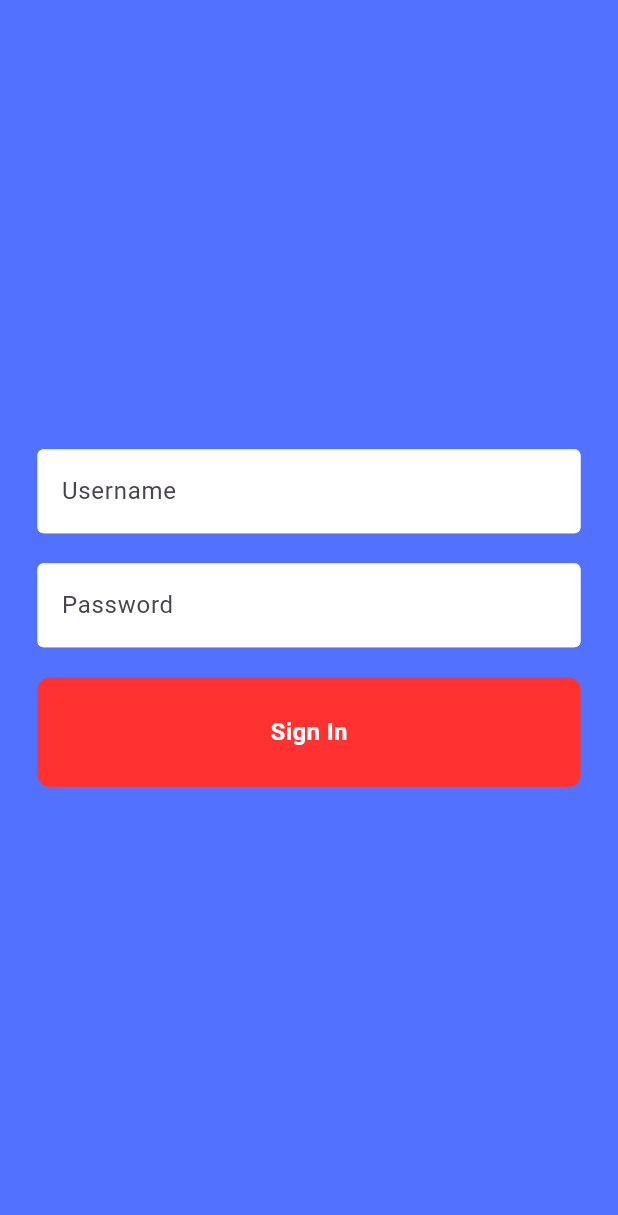
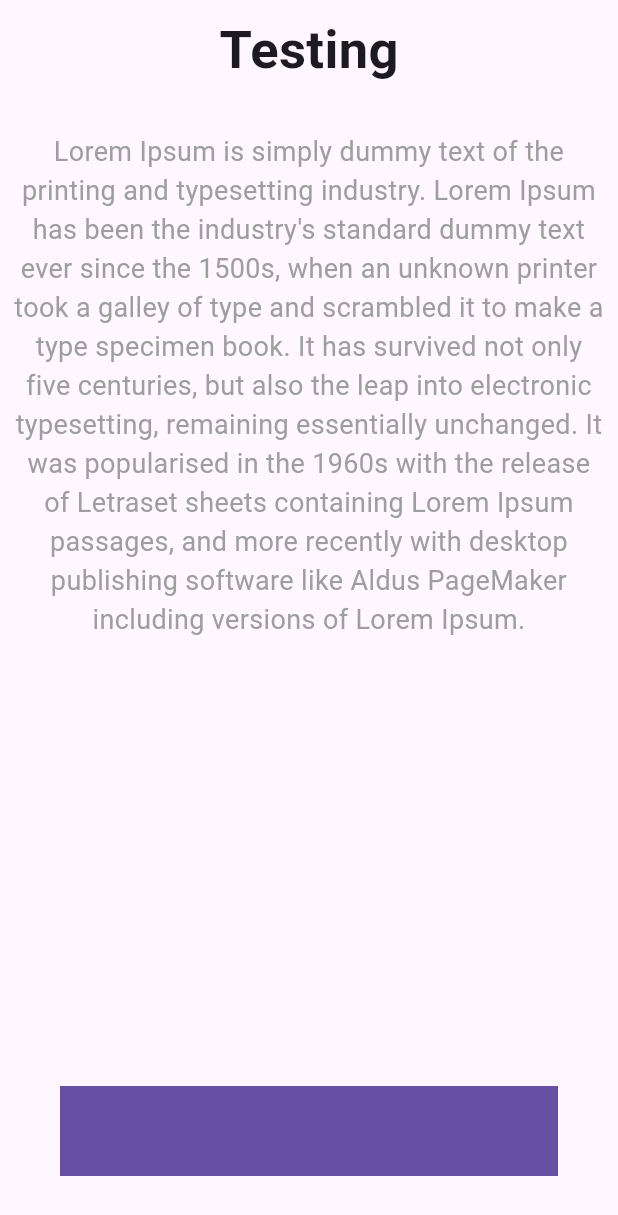
Before and after one commit to arnoldart/perpustakaan, a Flutter app: the screen it shows after launch, on a phone screen of 412 x 824 dp. Shown: the top 1215 px of the screen. Run offline on Flutter 3.47's test engine with Material 3 defaults, Android fonts, the phone set to English and light mode, and no system bars; our stand-ins replace file_picker; missing offline and left inert: syncfusion_flutter_pdfviewer.

Commit message:
feat: create on boarding page

```diff
--- a/lib/main.dart
+++ b/lib/main.dart
@@ -5,6 +5,7 @@
 import 'package:perpustakaan/screens/admin/setting_admin.dart';
 import 'package:perpustakaan/screens/admin/upload_admin.dart';
 import 'package:perpustakaan/screens/auth_page.dart';
+import 'package:perpustakaan/screens/onBoarding/on_Boarding.dart';
 import 'package:perpustakaan/screens/user/dashboard_user.dart';
 import 'package:perpustakaan/screens/user/setting_admin.dart';
 import 'package:provider/provider.dart';
@@ -24,8 +25,9 @@
       create: (context) => AuthModel(),
       child: MaterialApp(
         debugShowCheckedModeBanner: false,
-        home: AuthPage(),
+        home: OnBoarding(),
         routes: {
+          '/on_boarding': (context) => const OnBoarding(),
           '/auth': (context) => AuthPage(),
           // ADMIN
           '/dashboard_admin': (context) => const DashboardAdmin(),
--- /dev/null
+++ b/lib/models/content_model.dart
@@ -0,0 +1,25 @@
+class UnboardingContent {
+  String image;
+  String title;
+  String description;
+
+  UnboardingContent({ required this.image, required this.title, required this.description });
+}
+
+List<UnboardingContent> contents = [
+  UnboardingContent(
+    title: "Testing",
+    description: "Lorem Ipsum is simply dummy text of the printing and typesetting industry. Lorem Ipsum has been the industry's standard dummy text ever since the 1500s, when an unknown printer took a galley of type and scrambled it to make a type specimen book. It has survived not only five centuries, but also the leap into electronic typesetting, remaining essentially unchanged. It was popularised in the 1960s with the release of Letraset sheets containing Lorem Ipsum passages, and more recently with desktop publishing software like Aldus PageMaker including versions of Lorem Ipsum.",
+    image: ""
+  ),
+  UnboardingContent(
+    title: "Tesng",
+    description: "Lorem Ipsum is simply dummy text of the printing and typesetting industry. Lorem Ipsum has been the industry's standard dummy text ever since the 1500s, when an unknown printer took a galley of type and scrambled it to make a type specimen book. It has survived not only five centuries, but also the leap into electronic typesetting, remaining essentially unchanged. It was popularised in the 1960s with the release of Letraset sheets containing Lorem Ipsum passages, and more recently with desktop publishing software like Aldus PageMaker including versions of Lorem Ipsum.",
+    image: ""
+  ),
+  UnboardingContent(
+    title: "Testi",
+    description: "Lorem Ipsum is simply dummy text of the printing and typesetting industry. Lorem Ipsum has been the industry's standard dummy text ever since the 1500s, when an unknown printer took a galley of type and scrambled it to make a type specimen book. It has survived not only five centuries, but also the leap into electronic typesetting, remaining essentially unchanged. It was popularised in the 1960s with the release of Letraset sheets containing Lorem Ipsum passages, and more recently with desktop publishing software like Aldus PageMaker including versions of Lorem Ipsum.",
+    image: ""
+  ),
+];
--- /dev/null
+++ b/lib/screens/onBoarding/on_Boarding.dart
@@ -0,0 +1,58 @@
+import 'package:flutter/material.dart';
+import 'package:image/image.dart';
+import 'package:perpustakaan/models/content_model.dart';
+
+class OnBoarding extends StatefulWidget {
+  const OnBoarding({super.key});
+
+  @override
+  State<OnBoarding> createState() => _OnBoardingState();
+}
+
+class _OnBoardingState extends State<OnBoarding> {
+  @override
+  Widget build(BuildContext context) {
+    return Scaffold(
+      body: Column(
+        children: [
+          Expanded(
+            child: PageView.builder(
+              itemCount: contents.length,
+              itemBuilder: (_, i) {
+                return Padding(
+                  padding: const EdgeInsets.all(8.0),
+                  child: Column(
+                    children: [
+                      Text(
+                        contents[i].title,
+                        style: const TextStyle(
+                          fontSize: 35,
+                          fontWeight: FontWeight.bold
+                        ),
+                      ),
+                      const SizedBox(height: 30),
+                      Text(
+                        contents[i].description,
+                        textAlign: TextAlign.center,
+                        style: const TextStyle(
+                          fontSize: 18,
+                          color: Colors.grey
+                        ),
+                      )
+                    ],
+                  ),
+                );
+              },
+            ),
+          ),
+          Container(
+            height: 60,
+            margin: const EdgeInsets.all(40),
+            width: double.infinity,
+            color: Theme.of(context).primaryColor,
+          ),
+        ],
+      ),
+    );
+  }
+}
```
Also changed, not shown: lib/screens/admin/setting_admin.dart (+0 -42 lines), 1 other file.
